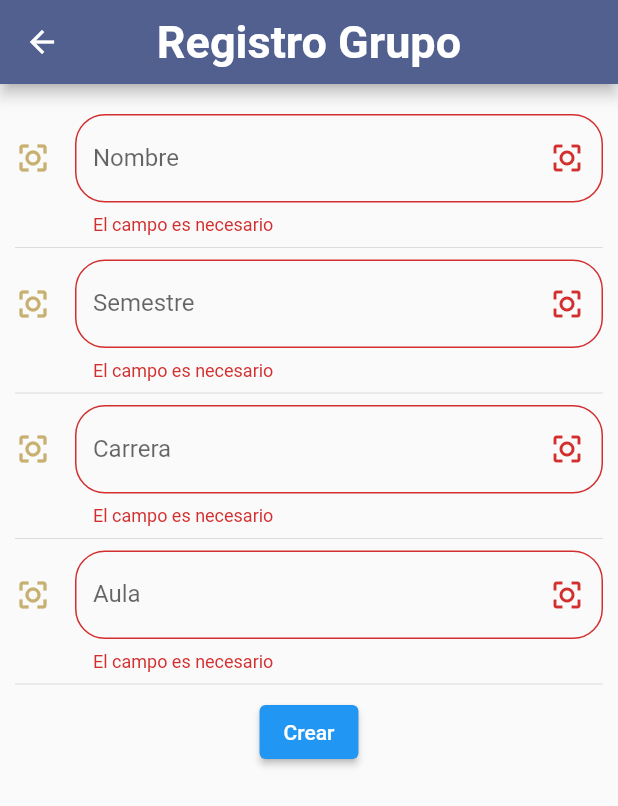
After one commit to Klcod/app_justificaciones, a Flutter app: the RegistrarGrupo screen opened by its route, on a phone screen of 412 x 824 dp. The commit adds this screen. Shown: the top 806 px of the screen. Run offline on Flutter 3.47's test engine with Material 2 defaults, Android fonts, the phone set to English and light mode, and no system bars; our stand-ins replace sqflite; accounts and stored records are empty; network calls fail.

Commit message:
Se creo la pagina para registrar un grupo

```diff
--- a/lib/main.dart
+++ b/lib/main.dart
@@ -1,4 +1,5 @@
 import 'package:flutter/material.dart';
+import 'package:justificaciones/src/pages/nuevogrupo_page.dart';
 import 'package:justificaciones/src/pages/registraralumno_page.dart';
 import 'package:justificaciones/src/services/cuentas_service.dart';
 import 'package:justificaciones/src/services/grupos_service.dart';
@@ -34,6 +35,7 @@ class MyApp extends StatelessWidget {
         '/' : ( _ ) => const LoginPage(),
         'inicio' : ( BuildContext context) => const InicioPage(),
         'registrar-alumno': (BuildContext context) => const RegistrarAlumno(),
+        'registrar-grupo' : (BuildContext context) => RegistrarGrupo(),
         'busA': ( BuildContext context) => const BuscarAlumnoPage(),
         'busM': ( BuildContext context) => const BuscarMaestroPage(),
       },
--- /dev/null
+++ b/lib/src/pages/nuevogrupo_page.dart
@@ -0,0 +1,149 @@
+import 'package:flutter/material.dart';
+import 'package:justificaciones/src/services/grupos_service.dart';
+import 'package:provider/provider.dart';
+
+import '../widgets/alert_dialog_custom.dart';
+
+class RegistrarGrupo extends StatelessWidget {
+  RegistrarGrupo({super.key});
+
+  final formKey = GlobalKey<FormState>();
+  final Map<String, String> datosGrupos = {
+    'nombre': '',
+    'semestre': '',
+    'carrera': '',
+    'aula': ''
+  };
+
+  @override
+  Widget build(BuildContext context) {
+    final gruposService = Provider.of<GruposService>(context, listen: false);
+    final isCargandoCrear = context.select((GruposService g) => g.isCargadoCrear);
+
+
+    return Scaffold(
+      appBar: AppBar(
+        title: const Text('Registro Grupo'),
+        titleTextStyle:
+            const TextStyle(fontSize: 30, fontWeight: FontWeight.bold),
+        centerTitle: true,
+        backgroundColor: const Color.fromARGB(255, 81, 96, 143),
+      ),
+      body: isCargandoCrear ? const Center(child: Text('Creando Grupo...'),) : Form(
+        key: formKey,
+        autovalidateMode: AutovalidateMode.always,
+        child: ListView(
+          padding: const EdgeInsets.symmetric(horizontal: 10.0, vertical: 20.0),
+          children: [
+            _nombreInput(),
+            const Divider(),
+            _semestreInput(),
+            const Divider(),
+            _carreraInput(),
+            const Divider(),
+            _aulaInput(),
+            const Divider(),
+            Center(
+              child: ElevatedButton(
+                onPressed: () async {
+                  final isFormularioValido =
+                            formKey.currentState?.validate() ?? false;
+
+                        if (!isFormularioValido) {
+                          showDialog(
+                              context: context,
+                              builder: (_) => const AlertDialogCustom(
+                                    title: '¡Error!',
+                                    message: 'El formulario no valido.',
+                                  ));
+                          return;
+                        }
+
+                        final response =
+                            await gruposService.crear(datosGrupos);
+
+                        if (!response.success) {
+                          if (context.mounted) {
+                            showDialog(
+                                context: context,
+                                builder: (_) => AlertDialogCustom(
+                                    title: '¡Error!',
+                                    message: response.message));
+                          }
+                          return;
+                        }
+
+                        if (context.mounted) {
+                          Navigator.pop(context);
+                          showDialog(
+                              context: context,
+                              builder: (_) => AlertDialogCustom(
+                                  title: '¡Correcto!',
+                                  message: response.message));
+                        }
+                },
+                child: const Text('Crear'),
+              ),
+            )
+          ],
+        ),
+      )
+    );
+  }
+
+  Widget _nombreInput() {
+    return TextFormField(
+        decoration: InputDecoration(
+            border:
+                OutlineInputBorder(borderRadius: BorderRadius.circular(20.0)),
+            hintText: 'Nombre del Grupo',
+            labelText: 'Nombre',
+            suffixIcon: const Icon(Icons.center_focus_strong_outlined),
+            iconColor: const Color.fromARGB(255, 199, 176, 112),
+            icon: const Icon(Icons.center_focus_strong_outlined)),
+        onChanged: (valor) => datosGrupos['nombre'] = valor,
+        validator: (valor) => valor == null || valor.isEmpty ? 'El campo es necesario' : null,);
+  }
+
+  Widget _semestreInput() {
+    return TextFormField(
+        decoration: InputDecoration(
+            border:
+                OutlineInputBorder(borderRadius: BorderRadius.circular(20.0)),
+            hintText: 'Nombre del Semestre',
+            labelText: 'Semestre',
+            suffixIcon: const Icon(Icons.center_focus_strong_outlined),
+            iconColor: const Color.fromARGB(255, 199, 176, 112),
+            icon: const Icon(Icons.center_focus_strong_outlined)),
+            validator: (valor) => valor == null || valor.isEmpty ? 'El campo es necesario' : null,
+        onChanged: (valor) => datosGrupos['semestre'] = valor);
+  }
+
+  Widget _carreraInput() {
+    return TextFormField(
+        decoration: InputDecoration(
+            border:
+                OutlineInputBorder(borderRadius: BorderRadius.circular(20.0)),
+            hintText: 'Nombre del Carrera',
+            labelText: 'Carrera',
+            suffixIcon: const Icon(Icons.center_focus_strong_outlined),
+            iconColor: const Color.fromARGB(255, 199, 176, 112),
+            icon: const Icon(Icons.center_focus_strong_outlined)),
+            validator: (valor) => valor == null || valor.isEmpty ? 'El campo es necesario' : null,
+        onChanged: (valor) => datosGrupos['carrera'] = valor);
+  }
+
+  Widget _aulaInput() {
+    return TextFormField(
+        decoration: InputDecoration(
+            border:
+                OutlineInputBorder(borderRadius: BorderRadius.circular(20.0)),
+            hintText: 'Nombre del Aula',
+            labelText: 'Aula',
+            suffixIcon: const Icon(Icons.center_focus_strong_outlined),
+            iconColor: const Color.fromARGB(255, 199, 176, 112),
+            icon: const Icon(Icons.center_focus_strong_outlined)),
+            validator: (valor) => valor == null || valor.isEmpty ? 'El campo es necesario' : null,
+        onChanged: (valor) => datosGrupos['aula'] = valor);
+  }
+}
```
Also changed, not shown: lib/src/pages/buscaralumno_page.dart (+16 -16 lines), lib/src/pages/inicio_page.dart (+11 -9 lines), lib/src/pages/registraralumno_page.dart (+82 -28 lines), lib/src/services/cuentas_service.dart (+10 -2 lines), lib/src/services/grupos_service.dart (+35 -0 lines), lib/src/pages/buscargrupo_page.dart (added).
